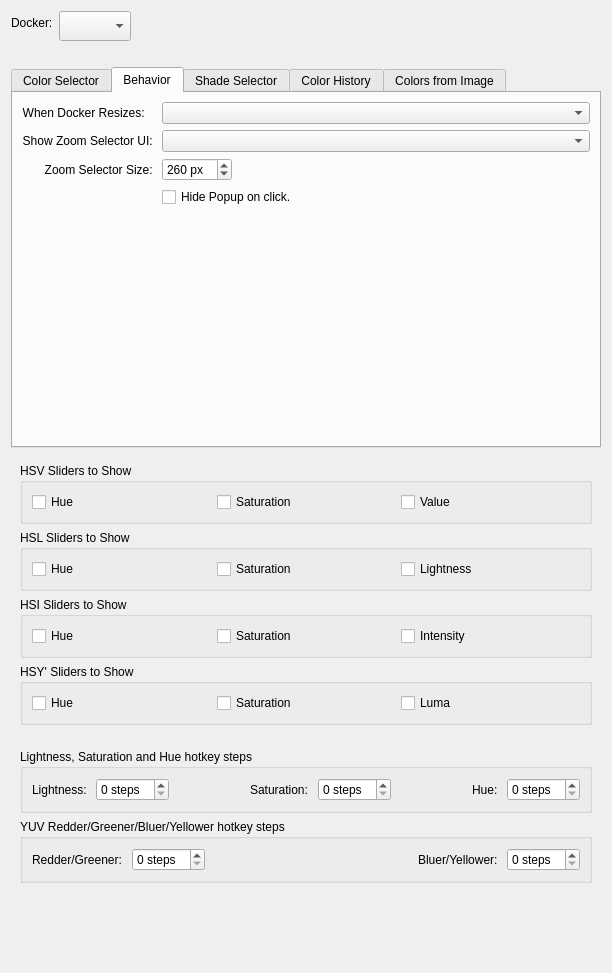
First picture: the form in plugins/dockers/advancedcolorselector/wdg_color_selector_settings.ui, repository KDE/krita, before the edit.
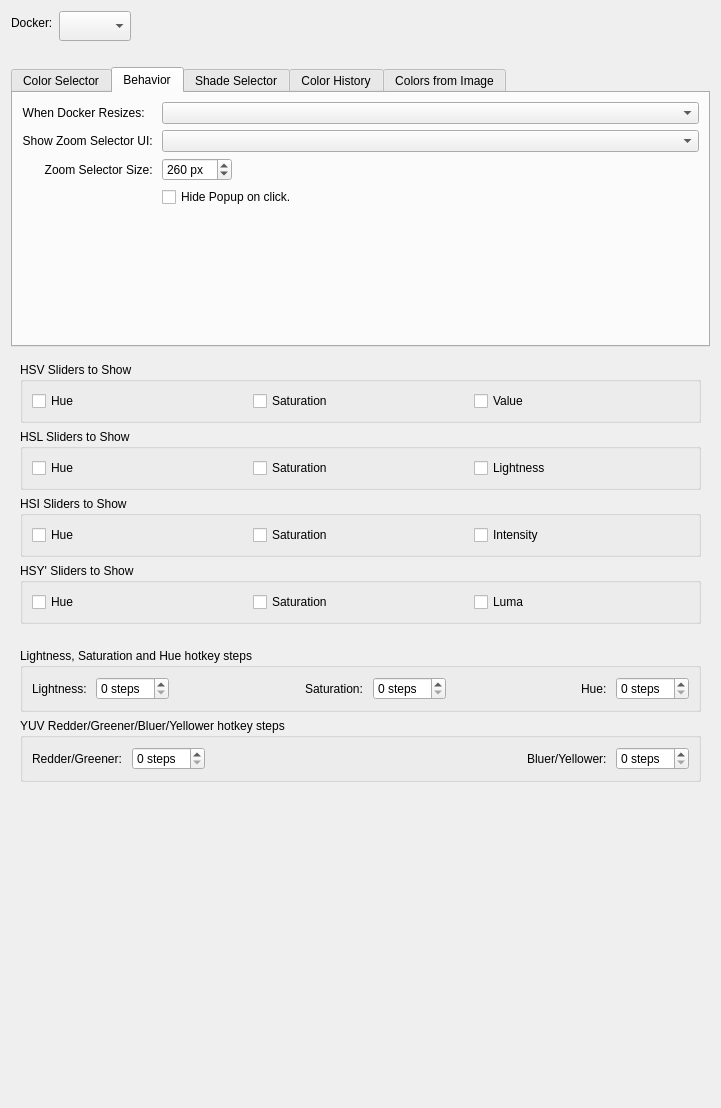
Second picture: the form after the edit. The open tabs and pages were chosen to show the change. Custom widgets are drawn as their Qt base class.

Commit message: Gamut masking: mask rotation, advanced selector, tweaks

```diff
--- a/plugins/dockers/advancedcolorselector/wdg_color_selector_settings.ui
+++ b/plugins/dockers/advancedcolorselector/wdg_color_selector_settings.ui
@@ -6,8 +6,8 @@
    <rect>
     <x>0</x>
     <y>0</y>
-    <width>612</width>
-    <height>973</height>
+    <width>721</width>
+    <height>1108</height>
    </rect>
   </property>
   <property name="sizePolicy">
@@ -499,7 +499,7 @@
          <property name="sizeHint" stdset="0">
           <size>
            <width>20</width>
-           <height>228</height>
+           <height>40</height>
           </size>
          </property>
         </spacer>
@@ -1508,6 +1508,11 @@
   </layout>
  </widget>
  <customwidgets>
+  <customwidget>
+   <class>KisDoubleParseSpinBox</class>
+   <extends>QDoubleSpinBox</extends>
+   <header>kis_double_parse_spin_box.h</header>
+  </customwidget>
   <customwidget>
    <class>KisColorSpaceSelector</class>
    <extends>QWidget</extends>
@@ -1529,11 +1534,6 @@
    <extends>QComboBox</extends>
    <header>kis_shade_selector_lines_settings.h</header>
   </customwidget>
-  <customwidget>
-   <class>KisDoubleParseSpinBox</class>
-   <extends>QDoubleSpinBox</extends>
-   <header>kis_double_parse_spin_box.h</header>
-  </customwidget>
  </customwidgets>
  <resources/>
  <connections>
```
The commit also changes 26 other files.
